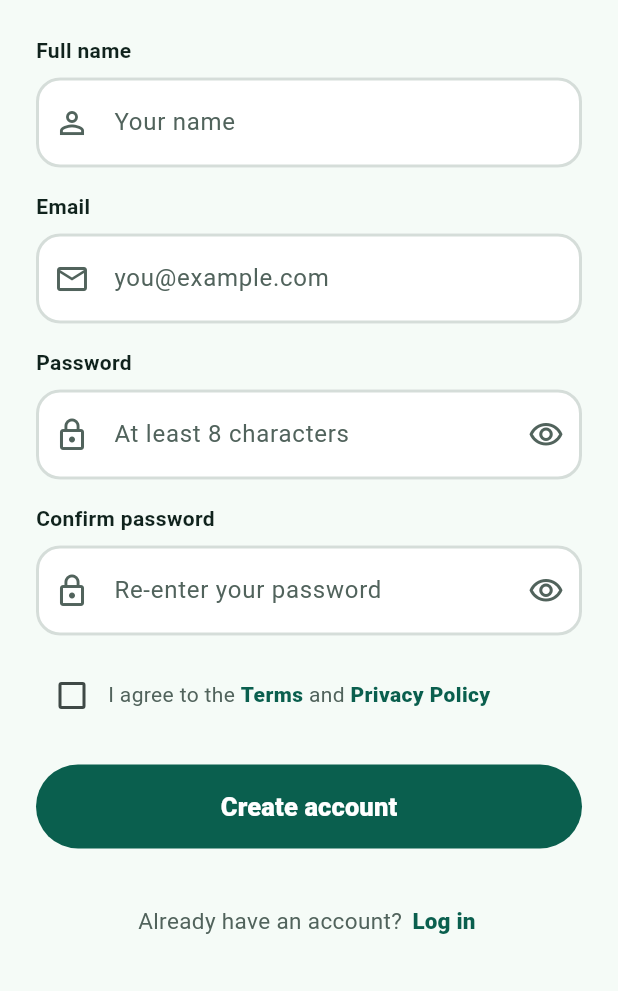
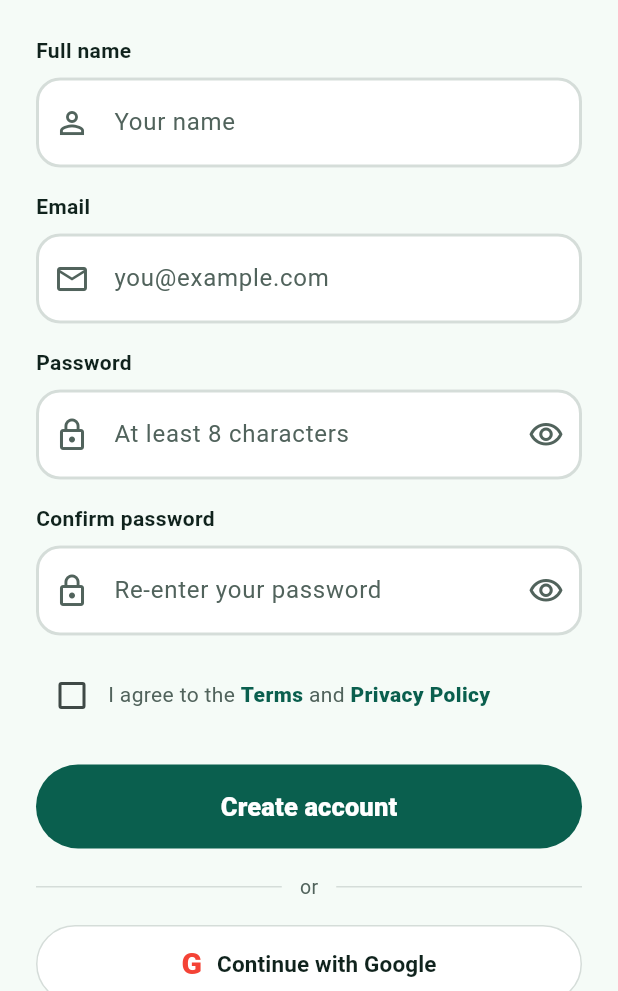
Before and after one commit to yousssefthabet/mobileApp_5SAE5, a Flutter app: the screen it shows after launch, after a tap on "Create an account", on a phone screen of 412 x 824 dp, the part 245-1236 px from its top. Run offline on Flutter 3.47's test engine with Material 3 defaults, Android fonts, the phone set to English and light mode, and no system bars; our stand-ins replace cloud_firestore, cloud_functions, firebase_auth, firebase_core, flutter_map, geolocator and 4 more; accounts and stored records are empty.

Commit message:
Connexion et inscription avec Google (Android + web)
- Boutons "Google" sur l'écran de connexion et "Continue with Google" sur
  l'inscription (masqués sur les plateformes non prises en charge).
- GoogleAuthService : popup Firebase sur le web, google_sign_in 7 -> jeton ID ->
  credential Firebase sur Android. ID client Web du projet par défaut (public),
  surchargeable avec --dart-define=GOOGLE_SERVER_CLIENT_ID.
- GoogleSignInRepository : erreurs traduites en messages clairs, annulation
  silencieuse, jamais d'exception ni de texte brut, attente de création du profil
  limitée à 10 s pour ne pas bloquer l'écran.
- UserProfileRepository : profil créé une seule fois à la première connexion
  (role "user", jamais d'écrasement d'un profil ou d'un rôle existant).
- google-services.json mis à jour avec les clients OAuth (Android + web).
- Tests : 23 nouveaux (dépôt, profil, boutons connexion/inscription). Docs mises à jour.

Configuration console requise par développeur : SHA-1 de debug dans Firebase.

Co-Authored-By: Claude Sonnet 5.5 <noreply@anthropic.com>

```diff
--- /dev/null
+++ b/lib/features/auth/data/google_auth_service.dart
@@ -0,0 +1,112 @@
+import 'package:firebase_auth/firebase_auth.dart';
+import 'package:flutter/foundation.dart';
+import 'package:google_sign_in/google_sign_in.dart' as gsi;
+
+/// Web client ID of the Firebase project `chargi-b044b` (Authentication >
+/// Sign-in method > Google > "Web SDK configuration"). It identifies the
+/// project to Google and is NOT a secret (it is shipped inside every app).
+///
+/// To use another Firebase project, override it at build time:
+///
+///   flutter run --dart-define=GOOGLE_SERVER_CLIENT_ID=xxxx.apps.googleusercontent.com
+const String kGoogleServerClientId = String.fromEnvironment(
+  'GOOGLE_SERVER_CLIENT_ID',
+  defaultValue:
+      '52480821772-g4e0vkepis0o0dfsepr2doa4i2fiu1hs.apps.googleusercontent.com',
+);
+
+/// The Firebase user obtained through Google.
+class GoogleAuthUser {
+  const GoogleAuthUser({
+    required this.uid,
+    required this.isNewUser,
+    this.email,
+    this.displayName,
+  });
+
+  final String uid;
+  final bool isNewUser;
+  final String? email;
+  final String? displayName;
+}
+
+/// Thin abstraction over the Google + Firebase calls, so the repository can
+/// be tested without Google or Firebase.
+abstract class GoogleAuthService {
+  /// Whether this platform can offer Google sign-in at all.
+  bool get isSupported;
+
+  /// Whether the app has what it needs to attempt it (on Android: the Web
+  /// client ID).
+  bool get isConfigured;
+
+  /// Signs in and returns the Firebase user.
+  ///
+  /// Throws `GoogleSignInException` (google_sign_in) or `FirebaseAuthException`.
+  Future<GoogleAuthUser> signIn();
+}
+
+/// Production implementation.
+///
+/// - Web: Firebase's own popup (no extra client ID needed).
+/// - Android: google_sign_in -> ID token -> Firebase credential.
+class FirebaseGoogleAuthService implements GoogleAuthService {
+  FirebaseGoogleAuthService({
+    this._auth,
+    this._serverClientId = kGoogleServerClientId,
+  });
+
+  final FirebaseAuth? _auth;
+  final String _serverClientId;
+  bool _initialized = false;
+
+  FirebaseAuth get _firebaseAuth => _auth ?? FirebaseAuth.instance;
+
+  @override
+  bool get isSupported =>
+      kIsWeb || defaultTargetPlatform == TargetPlatform.android;
+
+  @override
+  bool get isConfigured => kIsWeb || _serverClientId.isNotEmpty;
+
+  @override
+  Future<GoogleAuthUser> signIn() async {
+    final UserCredential credential;
+
+    if (kIsWeb) {
+      credential = await _firebaseAuth.signInWithPopup(GoogleAuthProvider());
+    } else {
+      if (!_initialized) {
+        await gsi.GoogleSignIn.instance.initialize(
+          serverClientId: _serverClientId,
+        );
+        _initialized = true;
+      }
+      final account = await gsi.GoogleSignIn.instance.authenticate();
+      final idToken = account.authentication.idToken;
+      if (idToken == null) {
+        throw FirebaseAuthException(
+          code: 'missing-id-token',
+          message: 'Google did not return an ID token.',
+        );
+      }
+      credential = await _firebaseAuth.signInWithCredential(
+        GoogleAuthProvider.credential(idToken: idToken),
+      );
+    }
+
+    final user = credential.user;
+    if (user == null) {
+      throw FirebaseAuthException(
+        code: 'no-user',
+        message: 'No user returned after sign-in.',
+      );
+    }
+    return GoogleAuthUser(
+      uid: user.uid,
+      isNewUser: credential.additionalUserInfo?.isNewUser ?? false,
+      email: user.email,
+      displayName: user.displayName,
+    );
+  }
+}
--- /dev/null
+++ b/lib/features/auth/domain/google_sign_in_result.dart
@@ -0,0 +1,62 @@
+/// Why a Google sign-in did not complete. Every failure has a safe,
+/// user-facing message: raw errors are never shown.
+enum GoogleSignInFailure {
+  notConfigured,
+  unsupported,
+  network,
+  accountExistsWithPassword,
+  userDisabled,
+  tooManyRequests,
+  popupBlocked,
+  unknown;
+
+  String get message {
+    switch (this) {
+      case GoogleSignInFailure.notConfigured:
+        return 'Google sign-in is not set up for this app yet. '
+            'Please use your email and password for now.';
+      case GoogleSignInFailure.unsupported:
+        return 'Google sign-in is not available on this device.';
+      case GoogleSignInFailure.network:
+        return 'No internet connection. Check your network and try again.';
+      case GoogleSignInFailure.accountExistsWithPassword:
+        return 'An account with this email already exists. '
+            'Please sign in with your email and password.';
+      case GoogleSignInFailure.userDisabled:
+        return 'This account has been disabled. Please contact support.';
+      case GoogleSignInFailure.tooManyRequests:
+        return 'Too many attempts. Please wait a few minutes and try again.';
+      case GoogleSignInFailure.popupBlocked:
+        return 'The sign-in window was blocked by your browser. '
+            'Allow pop-ups for this site and try again.';
+      case GoogleSignInFailure.unknown:
+        return 'Google sign-in failed. Please try again.';
+    }
+  }
+}
+
+/// Outcome of a Google sign-in attempt.
+sealed class GoogleSignInResult {
+  const GoogleSignInResult();
+}
+
+/// The user is now signed in to Firebase.
+class GoogleSignInSuccess extends GoogleSignInResult {
+  const GoogleSignInSuccess({required this.isNewUser});
+
+  /// True when this Google account had no Chargi account before.
+  final bool isNewUser;
+}
+
+/// The user closed the Google window: not an error, nothing to show.
+class GoogleSignInCancelled extends GoogleSignInResult {
+  const GoogleSignInCancelled();
+}
+
+class GoogleSignInFailed extends GoogleSignInResult {
+  const GoogleSignInFailed(this.failure);
+
+  final GoogleSignInFailure failure;
+
+  String get message => failure.message;
+}
--- a/lib/screens/auth/SignUpPage.dart
+++ b/lib/screens/auth/SignUpPage.dart
@@ -2,6 +2,8 @@
 import 'package:flutter/material.dart';
 import 'package:firebase_auth/firebase_auth.dart';
 import 'package:cloud_firestore/cloud_firestore.dart';
+import 'package:chargi/features/auth/data/google_sign_in_repository.dart';
+import 'package:chargi/features/auth/presentation/google_sign_in_action.dart';
 import 'package:chargi/screens/pages/main_navigation_page.dart';
 
 // Smart City colors
@@ -12,7 +14,17 @@ const kBorder = Color(0xFFD5DDD9);
 const kBackground = Color(0xFFF6F8F7);
 
 class SignUpPage extends StatefulWidget {
-  const SignUpPage({super.key});
+  const SignUpPage({
+    super.key,
+    this.googleSignIn,
+    this.onGoogleSignedIn,
+  });
+
+  /// Injectable for tests; default: the real Google + Firebase sign-in.
+  final GoogleSignInRepository? googleSignIn;
+
+  /// Called after a successful Google sign-up. Default: open the app.
+  final VoidCallback? onGoogleSignedIn;
 
   @override
   State<SignUpPage> createState() => _SignUpPageState();
@@ -20,6 +32,32 @@ class SignUpPage extends StatefulWidget {
 
 class _SignUpPageState extends State<SignUpPage> {
   final _formKey = GlobalKey<FormState>();
+
+  late final GoogleSignInRepository _google =
+      widget.googleSignIn ?? GoogleSignInRepository();
+  bool _googleLoading = false;
+
+  /// "Continue with Google" also creates the account when it is new: the
+  /// profile (role "user") is made on the first sign-in.
+  Future<void> _signUpWithGoogle() async {
+    if (_googleLoading || _loading) return;
+    setState(() => _googleLoading = true);
+    try {
+      final ok = await performGoogleSignIn(context, _google);
+      if (!ok || !mounted) return;
+
+      if (widget.onGoogleSignedIn != null) {
+        widget.onGoogleSignedIn!();
+      } else {
+        Navigator.of(context).pushAndRemoveUntil(
+          MaterialPageRoute(builder: (_) => const MainNavigationPage()),
+          (route) => false,
+        );
+      }
+    } finally {
+      if (mounted) setState(() => _googleLoading = false);
+    }
+  }
 
   final _nameCtrl = TextEditingController();
   final _emailCtrl = TextEditingController();
@@ -307,6 +345,67 @@ class _SignUpPageState extends State<SignUpPage> {
                           ),
                   ),
                 ),
+
+                // Google sign-up (hidden where Google sign-in is unavailable)
+                if (_google.isSupported) ...[
+                  const SizedBox(height: 16),
+                  Row(
+                    children: const [
+                      Expanded(child: Divider(color: kBorder)),
+                      Padding(
+                        padding: EdgeInsets.symmetric(horizontal: 12),
+                        child: Text(
+                          'or',
+                          style: TextStyle(fontSize: 13, color: kMuted),
+                        ),
+                      ),
+                      Expanded(child: Divider(color: kBorder)),
+                    ],
+                  ),
+                  const SizedBox(height: 16),
+                  SizedBox(
+                    width: double.infinity,
+                    height: 52,
+                    child: OutlinedButton(
+                      onPressed: (_googleLoading || _loading)
+                          ? null
+                          : _signUpWithGoogle,
+                      style: OutlinedButton.styleFrom(
+                        backgroundColor: Colors.white,
+                        side: const BorderSide(color: kBorder),
+                        shape: const StadiumBorder(),
+                      ),
+                      child: _googleLoading
+                          ? const SizedBox(
+                              width: 22,
+                              height: 22,
+                              child: CircularProgressIndicator(strokeWidth: 2.5),
+                            )
+                          : const Row(
+                              mainAxisAlignment: MainAxisAlignment.center,
+                              children: [
+                                Text(
+                                  'G',
+                                  style: TextStyle(
+                                    fontSize: 20,
+                                    fontWeight: FontWeight.w900,
+                                    color: Colors.red,
+                                  ),
+                                ),
+                                SizedBox(width: 10),
+                                Text(
+                                  'Continue with Google',
+                                  style: TextStyle(
+                                    fontSize: 15,
+                                    fontWeight: FontWeight.w700,
+                                    color: kInk,
+                                  ),
+                                ),
+                              ],
+                            ),
+                    ),
+                  ),
+                ],
                 const SizedBox(height: 24),
 
                 // Login link
--- a/lib/screens/auth/login_screen.dart
+++ b/lib/screens/auth/login_screen.dart
@@ -4,10 +4,22 @@ import 'package:firebase_auth/firebase_auth.dart';
 
 import 'forgot_password_screen.dart';
 import 'SignUpPage.dart';
+import 'package:chargi/features/auth/data/google_sign_in_repository.dart';
+import 'package:chargi/features/auth/presentation/google_sign_in_action.dart';
 import 'package:chargi/screens/pages/main_navigation_page.dart';
 
 class LoginScreen extends StatefulWidget {
-  const LoginScreen({super.key});
+  const LoginScreen({
+    super.key,
+    this.googleSignIn,
+    this.onGoogleSignedIn,
+  });
+
+  /// Injectable for tests; default: the real Google + Firebase sign-in.
+  final GoogleSignInRepository? googleSignIn;
+
+  /// Called after a successful Google sign-in. Default: open the app.
+  final VoidCallback? onGoogleSignedIn;
 
   @override
   State<LoginScreen> createState() => _LoginScreenState();
@@ -15,6 +27,30 @@ class LoginScreen extends StatefulWidget {
 
 class _LoginScreenState extends State<LoginScreen> {
   final _formKey = GlobalKey<FormState>();
+
+  late final GoogleSignInRepository _google =
+      widget.googleSignIn ?? GoogleSignInRepository();
+  bool _googleLoading = false;
+
+  Future<void> _signInWithGoogle() async {
+    if (_googleLoading || _isLoading) return;
+    setState(() => _googleLoading = true);
+    try {
+      final ok = await performGoogleSignIn(context, _google);
+      if (!ok || !mounted) return;
+
+      if (widget.onGoogleSignedIn != null) {
+        widget.onGoogleSignedIn!();
+      } else {
+        Navigator.pushReplacement(
+          context,
+          MaterialPageRoute(builder: (_) => const MainNavigationPage()),
+        );
+      }
+    } finally {
+      if (mounted) setState(() => _googleLoading = false);
+    }
+  }
 
   final TextEditingController _emailController =
       TextEditingController();
@@ -425,16 +461,19 @@ class _LoginScreenState extends State<LoginScreen> {
                 // Google and Apple buttons
                 Row(
                   children: [
+                    // Hidden on platforms where Google sign-in is unavailable.
+                    if (_google.isSupported) ...[
                       Expanded(
                         child: _socialButton(
                           text: 'Google',
                           icon: 'G',
-                        onPressed: () {
-                          _showNotImplemented('Google');
-                        },
+                          loading: _googleLoading,
+                          onPressed:
+                              _googleLoading ? null : _signInWithGoogle,
                         ),
                       ),
                       const SizedBox(width: 10),
+                    ],
                     Expanded(
                       child: _socialButton(
                         text: 'Apple',
@@ -508,7 +547,8 @@ class _LoginScreenState extends State<LoginScreen> {
   Widget _socialButton({
     required String text,
     required String icon,
-    required VoidCallback onPressed,
+    required VoidCallback? onPressed,
+    bool loading = false,
   }) {
     return SizedBox(
       height: 42,
@@ -524,6 +564,13 @@ class _LoginScreenState extends State<LoginScreen> {
         child: Row(
           mainAxisAlignment: MainAxisAlignment.center,
           children: [
+            if (loading)
+              const SizedBox(
+                width: 16,
+                height: 16,
+                child: CircularProgressIndicator(strokeWidth: 2),
+              )
+            else
               Text(
                 icon,
                 style: TextStyle(
--- a/pubspec.yaml
+++ b/pubspec.yaml
@@ -45,6 +45,7 @@ dependencies:
   url_launcher: ^6.3.3
   qr_flutter: ^4.1.0
   cloud_functions: ^7.0.1
+  google_sign_in: ^7.2.0
 
 dev_dependencies:
   flutter_test:
```
Also changed, not shown: lib/features/auth/data/google_sign_in_repository.dart (added, +106 -0 lines), lib/features/auth/presentation/google_sign_in_action.dart (added, +27 -0 lines), lib/features/users/data/user_profile_repository.dart (added, +73 -0 lines), pubspec.lock, 4 other files. Lines whose indentation alone changed are shown as unchanged.
